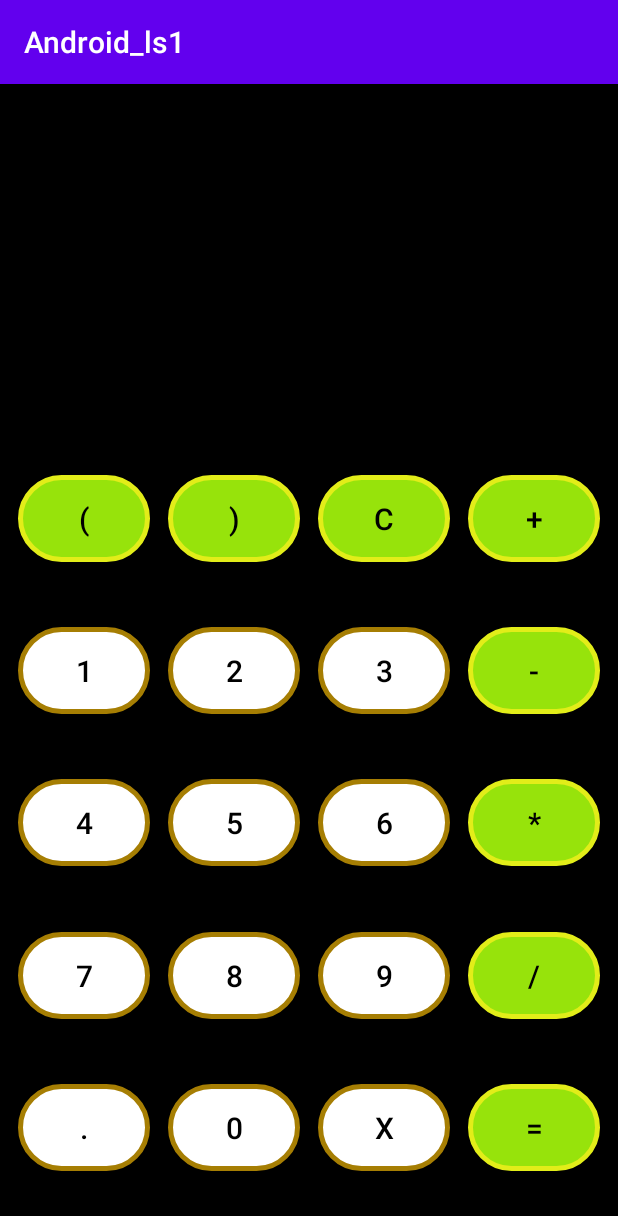
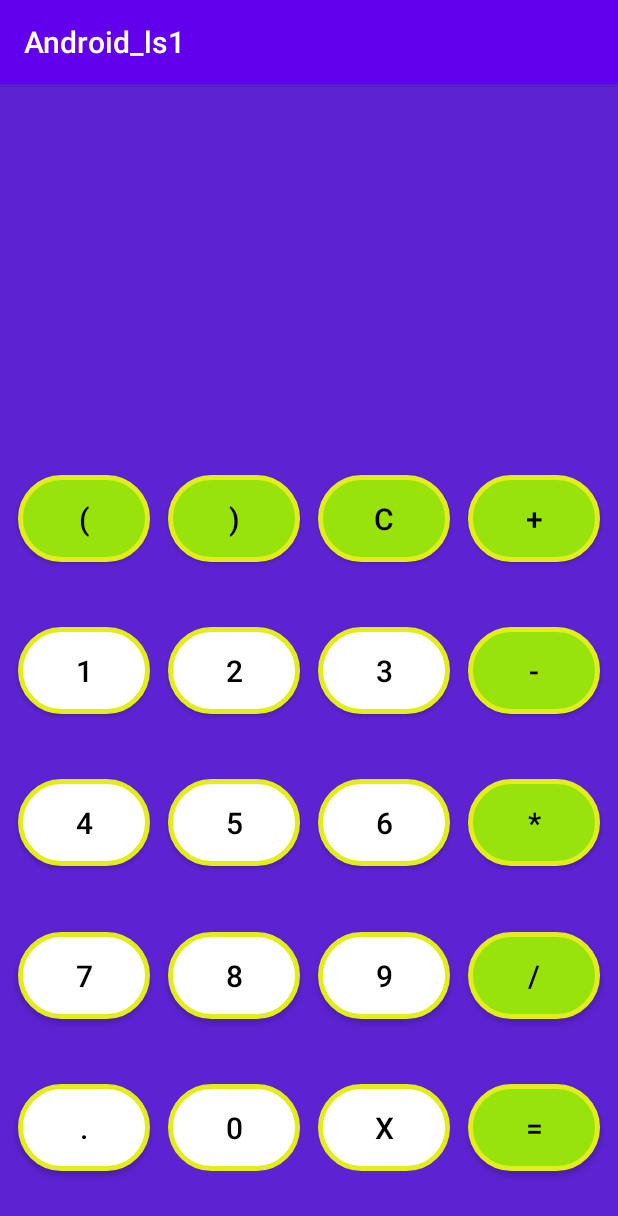
Before and after one commit to Jaka061/Android_hw, an Android app: the screen it shows after launch (MainActivity), on a phone screen of 412 x 824 dp. Shown: the top 1216 px of the screen. Run offline under Robolectric (Android 15) with nearby library versions, the phone set to English and light mode, and no system bars.

Commit message:
hw 10,12 calc

```diff
--- a/app/src/main/java/com/android_ls1/MainActivity.kt
+++ b/app/src/main/java/com/android_ls1/MainActivity.kt
@@ -82,8 +82,8 @@ class MainActivity : AppCompatActivity() {
             }catch(e : ArithmeticException){
                 Log.e("Ошибка :"," ${e.message}")
                 txtResult.text = "На 0 делить нельзя !"
-            }
-            catch (e:Exception){
+
+            }catch (e: Exception){
                 Log.e("Ошибка :"," ${e.message}")
                 txtResult.text = "Ошибка !"
             }
--- a/app/src/main/res/drawable/btn.xml
+++ b/app/src/main/res/drawable/btn.xml
@@ -2,7 +2,7 @@
 <selector xmlns:android="http://schemas.android.com/apk/res/android">
     <item>
         <shape android:shape="rectangle">
-            <stroke android:width="3dp" android:color="#FFA67E03" />
+            <stroke android:width="3dp" android:color="#FFE2ED19" />
             <solid android:color="#ffffffff"/>
             <corners android:radius="35dp"/>
         </shape>
--- a/app/src/main/res/layout/activity_main.xml
+++ b/app/src/main/res/layout/activity_main.xml
@@ -4,7 +4,7 @@
     xmlns:tools="http://schemas.android.com/tools"
     android:layout_width="match_parent"
     android:layout_height="match_parent"
-    android:background="@android:color/black"
+    android:background="#5D23D3"
     tools:context=".MainActivity">
 <!--txt-->
 
@@ -16,7 +16,6 @@
         android:text=""
         android:textAlignment="textEnd"
         android:ellipsize="start"
-        android:maxLines="2"
         android:textColorHint="@android:color/white"
         android:textColor="@android:color/white"
         android:textSize="30sp"
```
